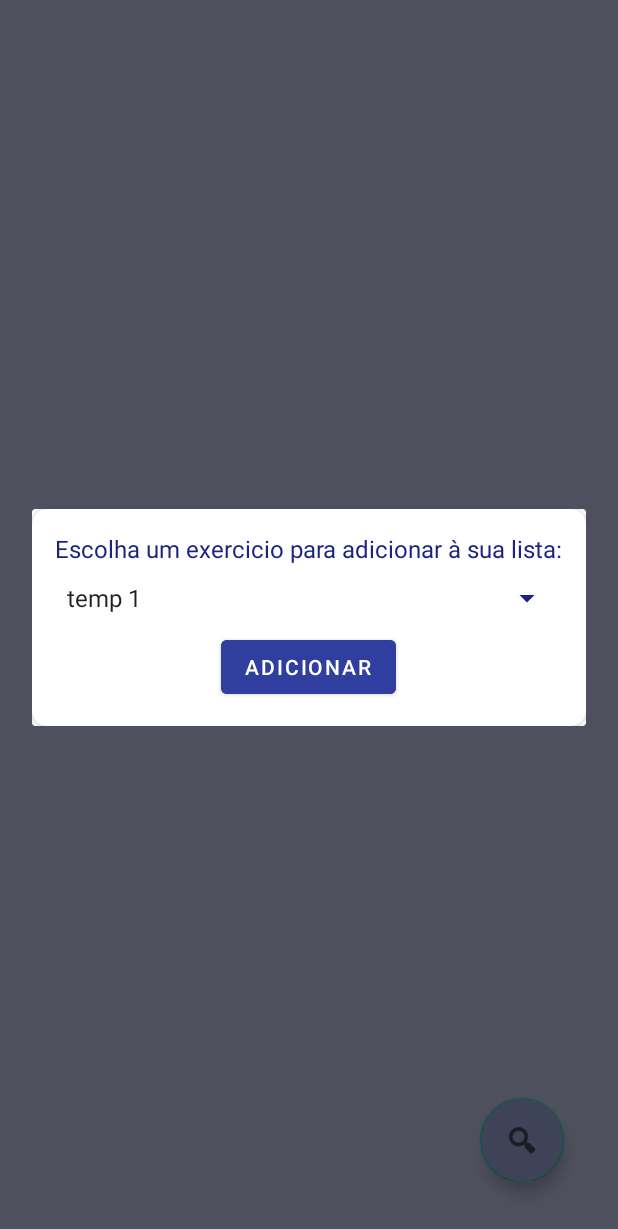
After one commit to DailonPetersen/WeightControl, an Android app: the fragment InsertExerciseDialogFrag placed in its activity, on a phone screen of 412 x 824 dp. The commit adds this screen. Shown: the top 1229 px of the screen. Run offline under Robolectric (Android 15) with nearby library versions, the phone set to English and light mode, and no system bars.

Commit message:
Adicionando o dialog pra incluir na propria lista

```diff
--- a/app/src/main/AndroidManifest.xml
+++ b/app/src/main/AndroidManifest.xml
@@ -9,7 +9,8 @@
         android:roundIcon="@mipmap/ic_launcher_round"
         android:supportsRtl="true"
         android:theme="@style/Theme.WeigthControl">
-        <activity android:name=".MainActivity">
+        <activity android:name=".MainActivity"
+            android:configChanges="keyboardHidden|orientation|screenSize">
             <intent-filter>
                 <action android:name="android.intent.action.MAIN" />
 
--- a/app/src/main/java/com/example/weigthcontrol/data/model/Exercise.kt
+++ b/app/src/main/java/com/example/weigthcontrol/data/model/Exercise.kt
@@ -6,6 +6,8 @@ import androidx.room.PrimaryKey
 
 @Entity(tableName = "exercise")
 data class Exercise(
-    @PrimaryKey(autoGenerate = false) val exercId: Int,
+
     @ColumnInfo(name = "execise_name") val name: String
-)
+) {
+    @PrimaryKey(autoGenerate = true) var exercId: Int = 0
+}
--- a/app/src/main/java/com/example/weigthcontrol/data/model/Registry.kt
+++ b/app/src/main/java/com/example/weigthcontrol/data/model/Registry.kt
@@ -4,8 +4,9 @@ import androidx.room.*
 
 @Entity(tableName = "registry")
 data class Registry(
-    @PrimaryKey(autoGenerate = false) val regId: Int,
     @ColumnInfo(name = "timestamp") val timestamp: Long,
     @ColumnInfo(name = "exerciseId") val exerciseId: Int,
     @ColumnInfo(name = "weight") val weight: Int
-)
+) {
+    @PrimaryKey(autoGenerate = true) var regId: Int = 0
+}
--- /dev/null
+++ b/app/src/main/java/com/example/weigthcontrol/view/InsertExerciseDialogFrag.kt
@@ -0,0 +1,48 @@
+package com.example.weigthcontrol.view
+
+import android.content.Context
+import android.os.Bundle
+import android.view.LayoutInflater
+import android.view.View
+import android.view.ViewGroup
+import androidx.fragment.app.DialogFragment
+import androidx.fragment.app.viewModels
+import com.example.weigthcontrol.MainActivity
+import com.example.weigthcontrol.data.model.Exercise
+import com.example.weigthcontrol.databinding.InsertExerciseDialogBinding
+import com.example.weigthcontrol.viewmodel.ExerciseViewModel
+
+class InsertExerciseDialogFrag: DialogFragment() {
+
+    private var _binding: InsertExerciseDialogBinding? = null
+    private val binding get() = _binding!!
+    private val viewModel: ExerciseViewModel by viewModels()
+    private lateinit var contextFragment: MainActivity
+
+    override fun onAttach(context: Context) {
+        super.onAttach(context)
+        contextFragment = context as MainActivity
+    }
+
+    override fun onCreateView(
+        inflater: LayoutInflater,
+        container: ViewGroup?,
+        savedInstanceState: Bundle?
+    ): View {
+        _binding = InsertExerciseDialogBinding.inflate(inflater, container, false)
+
+        binding.addNewExercise.setOnClickListener {
+            val exerciseSelected = binding.spinnerExercises.selectedItem
+            val exercise = Exercise(exerciseSelected.toString())
+            viewModel.insertExercise(contextFragment, exercise)
+        }
+
+        return binding.root
+    }
+
+    override fun onDestroyView() {
+        super.onDestroyView()
+        _binding = null
+    }
+
+}
--- /dev/null
+++ b/app/src/main/java/com/example/weigthcontrol/view/OptionsFrag.kt
@@ -0,0 +1,35 @@
+package com.example.weigthcontrol.view
+
+import android.os.Bundle
+import android.view.LayoutInflater
+import android.view.View
+import android.view.ViewGroup
+import androidx.fragment.app.Fragment
+import com.example.weigthcontrol.R
+import com.example.weigthcontrol.databinding.MyExercisesBinding
+import com.example.weigthcontrol.databinding.OptionsBinding
+
+class OptionsFrag: Fragment() {
+
+    private var _binding: OptionsBinding? = null
+    private val binding get() = _binding!!
+
+    override fun onCreateView(
+        inflater: LayoutInflater,
+        container: ViewGroup?,
+        savedInstanceState: Bundle?
+    ): View {
+        _binding = OptionsBinding.inflate(inflater, container, false)
+
+        binding.optionMyExercises.setOnClickListener {
+            parentFragmentManager.beginTransaction().replace(R.id.fragmentContainer, MyExercisesFrag()).commit()
+        }
+
+        return binding.root
+    }
+
+    override fun onDestroyView() {
+        super.onDestroyView()
+        _binding = null
+    }
+}
--- a/app/src/main/java/com/example/weigthcontrol/view/recyclerview/ExerciseAdapter.kt
+++ b/app/src/main/java/com/example/weigthcontrol/view/recyclerview/ExerciseAdapter.kt
@@ -16,7 +16,8 @@ class ExerciseAdapter(private val exerciseList: List<Exercise>?) :
     }
 
     override fun onCreateViewHolder(parent: ViewGroup, viewType: Int): ViewHolder {
-        val view = LayoutInflater.from(parent.context).inflate(R.layout.item_exercise, parent, false)
+        val view =
+            LayoutInflater.from(parent.context).inflate(R.layout.item_exercise, parent, false)
         return ViewHolder(view)
     }
 
--- a/app/src/main/java/com/example/weigthcontrol/viewmodel/ExerciseViewModel.kt
+++ b/app/src/main/java/com/example/weigthcontrol/viewmodel/ExerciseViewModel.kt
@@ -23,6 +23,7 @@ class ExerciseViewModel: ViewModel() {
 
     fun insertExercise(context: Context, exercise: Exercise) {
         ExerciseRepo.insertExercise(context, exercise)
+        getAllExercises(context)
     }
 
     fun getAllExercises(context: Context): MutableLiveData<List<Exercise>> {
--- /dev/null
+++ b/app/src/main/res/drawable/ic_baseline_arrow_forward_ios_24.xml
@@ -0,0 +1,10 @@
+<vector xmlns:android="http://schemas.android.com/apk/res/android"
+    android:width="24dp"
+    android:height="24dp"
+    android:viewportWidth="24"
+    android:viewportHeight="24"
+    android:tint="?attr/colorControlNormal">
+  <path
+      android:fillColor="@android:color/white"
+      android:pathData="M5.88,4.12L13.76,12l-7.88,7.88L8,22l10,-10L8,2z"/>
+</vector>
--- /dev/null
+++ b/app/src/main/res/layout/insert_exercise_dialog.xml
@@ -0,0 +1,56 @@
+<?xml version="1.0" encoding="utf-8"?>
+<LinearLayout
+    xmlns:android="http://schemas.android.com/apk/res/android"
+    xmlns:app="http://schemas.android.com/apk/res-auto"
+    android:layout_width="match_parent"
+    android:layout_height="wrap_content">
+
+        <androidx.cardview.widget.CardView
+            android:layout_width="match_parent"
+            android:layout_height="wrap_content"
+            app:cardCornerRadius="10sp"
+            android:id="@+id/cv_input">
+
+            <LinearLayout
+                android:layout_width="match_parent"
+                android:layout_height="wrap_content"
+                android:orientation="vertical"
+                android:padding="15sp"
+                android:id="@+id/ll_form_new_exercise">
+
+                <TextView
+                    android:layout_width="wrap_content"
+                    android:layout_height="wrap_content"
+                    android:text="@string/pick_exercise"
+                    android:id="@+id/text_label_input"
+                    android:textSize="16sp"
+                    android:textColor="@color/color_five"
+                    android:labelFor="@+id/new_exercise_input"
+                    android:layout_marginBottom="10dp"/>
+
+<!--                <EditText-->
+<!--                    android:layout_width="match_parent"-->
+<!--                    android:layout_height="wrap_content"-->
+<!--                    android:id="@+id/new_exercise_input"-->
+<!--                    android:inputType="text"-->
+<!--                    android:textColor="@color/color_five"-->
+<!--                    android:importantForAutofill="no"/>-->
+
+                <Spinner
+                    android:layout_width="match_parent"
+                    android:layout_height="wrap_content"
+                    android:entries="@array/temp_array"
+                    android:id="@+id/spinnerExercises"
+                    android:backgroundTint="@color/color_five"
+                    android:layout_marginBottom="10dp" />
+
+                <Button
+                    android:layout_width="wrap_content"
+                    android:layout_height="wrap_content"
+                    android:text="@string/adicionar"
+                    android:backgroundTint="@color/color_four"
+                    android:layout_gravity="center_horizontal"
+                    android:id="@+id/add_new_exercise"/>
+            </LinearLayout>
+        </androidx.cardview.widget.CardView>
+</LinearLayout>
--- /dev/null
+++ b/app/src/main/res/layout/options.xml
@@ -0,0 +1,35 @@
+<?xml version="1.0" encoding="utf-8"?>
+<androidx.constraintlayout.widget.ConstraintLayout xmlns:android="http://schemas.android.com/apk/res/android"
+    xmlns:app="http://schemas.android.com/apk/res-auto"
+    xmlns:tools="http://schemas.android.com/tools"
+    android:layout_width="match_parent"
+    android:layout_height="match_parent"
+    android:padding="10dp"
+    android:background="@color/color_one">
+
+    <androidx.cardview.widget.CardView
+        android:id="@+id/optionMyExercises"
+        android:layout_width="match_parent"
+        android:layout_height="wrap_content"
+        app:layout_constraintBottom_toBottomOf="parent"
+        app:layout_constraintEnd_toEndOf="parent"
+        app:layout_constraintStart_toStartOf="parent"
+        app:layout_constraintTop_toTopOf="parent">
+
+        <TextView
+            android:layout_width="match_parent"
+            android:layout_height="wrap_content"
+            android:layout_margin="8dp"
+            android:text="@string/my_exercises"
+            android:textSize="20sp"
+            android:textStyle="bold" />
+
+        <ImageView
+            android:layout_width="wrap_content"
+            android:layout_height="wrap_content"
+            android:layout_gravity="end|center_vertical"
+            android:layout_marginRight="8dp"
+            android:src="@drawable/ic_baseline_arrow_forward_ios_24" />
+    </androidx.cardview.widget.CardView>
+
+</androidx.constraintlayout.widget.ConstraintLayout>
--- /dev/null
+++ b/app/src/main/res/values/arrays.xml
@@ -0,0 +1,10 @@
+<?xml version="1.0" encoding="utf-8"?>
+<resources>
+
+    <string-array name="temp_array">
+        <item>temp 1</item>
+        <item>temp 2</item>
+        <item>temp 3</item>
+    </string-array>
+
+</resources>
--- a/app/src/main/res/values/colors.xml
+++ b/app/src/main/res/values/colors.xml
@@ -7,4 +7,12 @@
     <color name="teal_700">#FF018786</color>
     <color name="black">#FF000000</color>
     <color name="white">#FFFFFFFF</color>
+
+    <color name="color_one">#FFC5CAE9</color>
+    <color name="color_two">#FF9FA8DA</color>
+    <color name="color_three">#FF3F51B5</color>
+    <color name="color_four">#FF303F9F</color>
+    <color name="color_five">#FF1A237E</color>
+
+
 </resources>
--- a/app/src/main/res/values/strings.xml
+++ b/app/src/main/res/values/strings.xml
@@ -1,6 +1,8 @@
 <resources>
     <string name="app_name">WeigthControl</string>
     <string name="adicionar">Adicionar</string>
-    <string name="digite_o_nome_do_exercicio">Digite o nome do exercicio:</string>
+    <string name="pick_exercise">Escolha um exercicio para adicionar à sua lista:</string>
     <string name="search_exercise">Pesquisa exercicio</string>
+    <string name="your_exercises">Seus Exercicios</string>
+    <string name="my_exercises">Meus Exercicios</string>
 </resources>
```
Also changed, not shown: app/src/main/java/com/example/weigthcontrol/MainActivity.kt (+8 -32 lines), app/src/main/java/com/example/weigthcontrol/data/repository/ExerciseRepo.kt (+6 -8 lines), app/src/main/java/com/example/weigthcontrol/view/MyExercisesFrag.kt (added, +55 -0 lines), app/src/main/res/layout/activity_main.xml (+6 -54 lines), app/src/main/res/layout/my_exercises.xml (added, +61 -0 lines).
